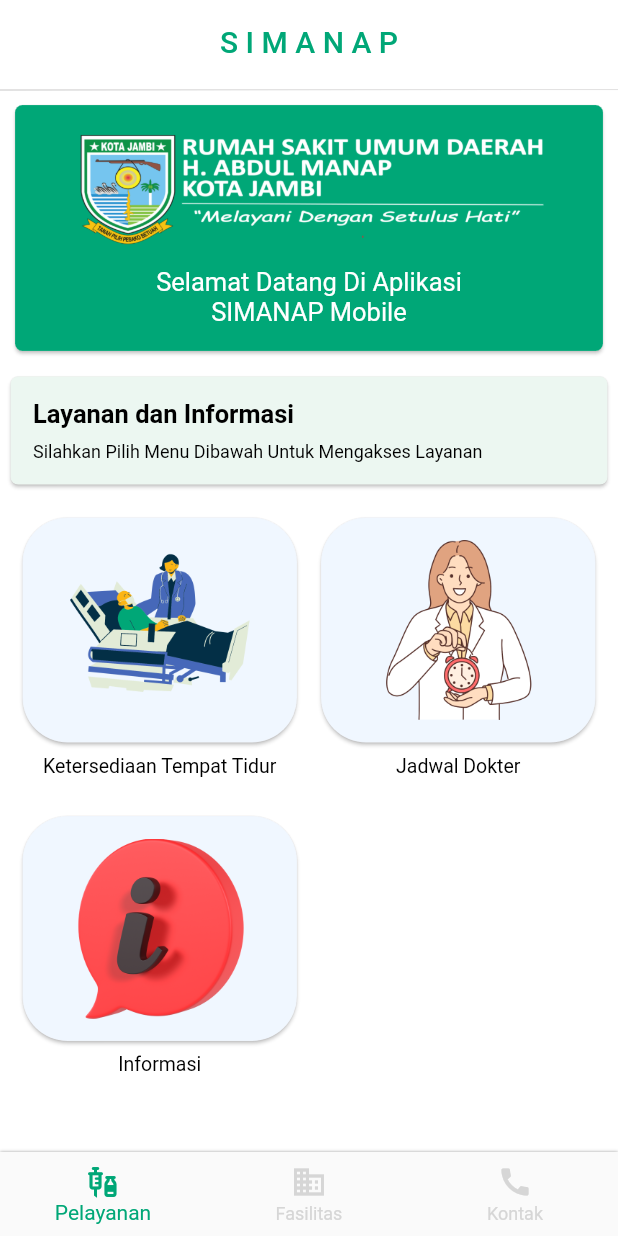
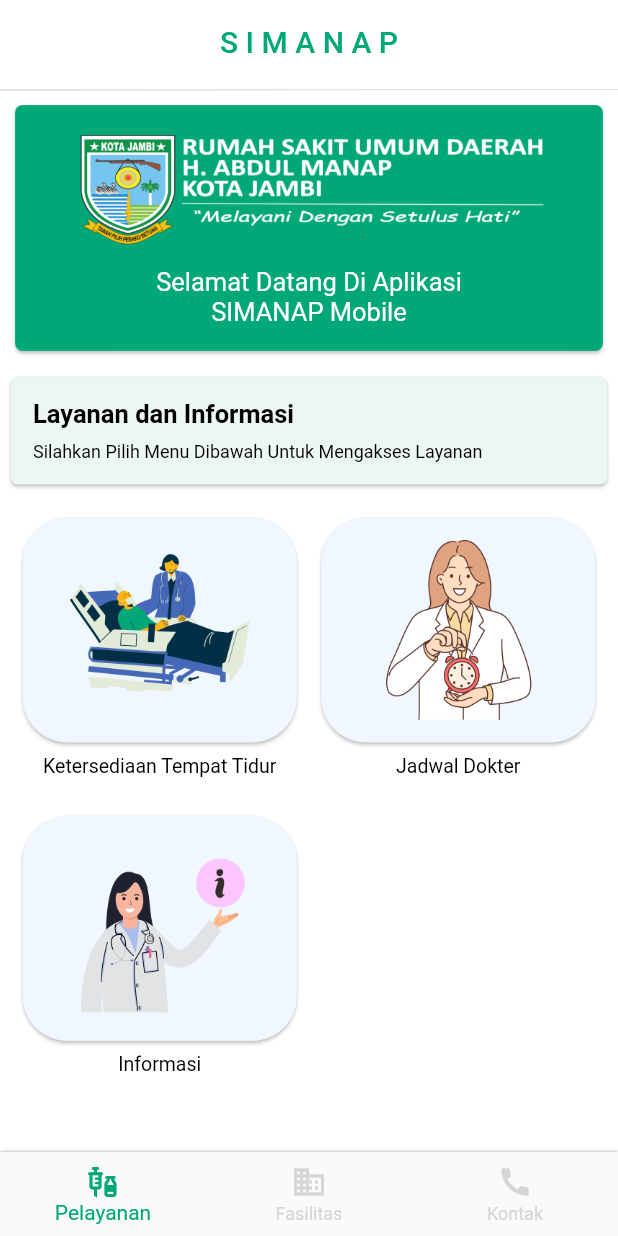
Before and after one commit to Fajri2R/simanap_mobile, a Flutter app: the screen it shows after launch, on a phone screen of 412 x 824 dp. Run offline on Flutter 3.47's test engine with Material 2 defaults, Android fonts, the phone set to English and light mode, and no system bars; our stand-ins replace flutter_lorem, get.

```diff
--- a/lib/main_screen.dart
+++ b/lib/main_screen.dart
@@ -221,7 +221,7 @@ class _LayananScreen extends StatelessWidget {
               buildGridItem(
                   'assets/logo/tidur2.png', "Ketersediaan Tempat Tidur"),
               buildGridItem('assets/logo/jadwal2.png', "Jadwal Dokter"),
-              buildGridItem('assets/logo/informasi2.png', "Informasi"),
+              buildGridItem('assets/logo/info.png', "Informasi"),
               // Add more items here as needed
             ],
           ),
```
Also changed, not shown: assets/logo/info.png.
